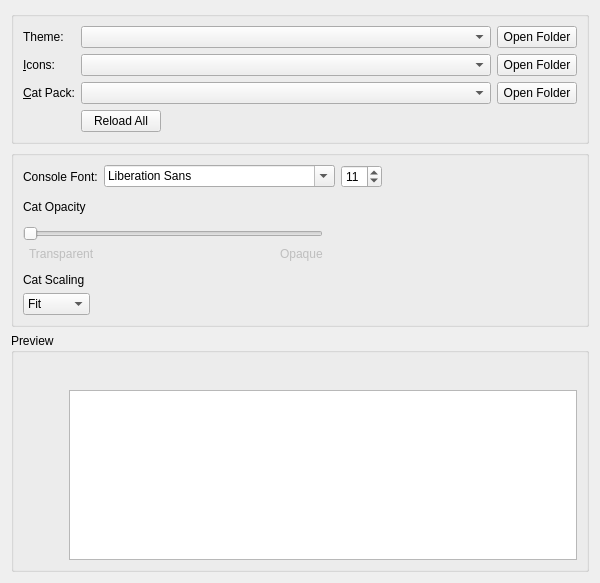
Above: Codigo fuente/PrismLauncher-develop/launcher/ui/widgets/AppearanceWidget.ui from xeodeo/xeolauncher before the change. Below: the same form after it.
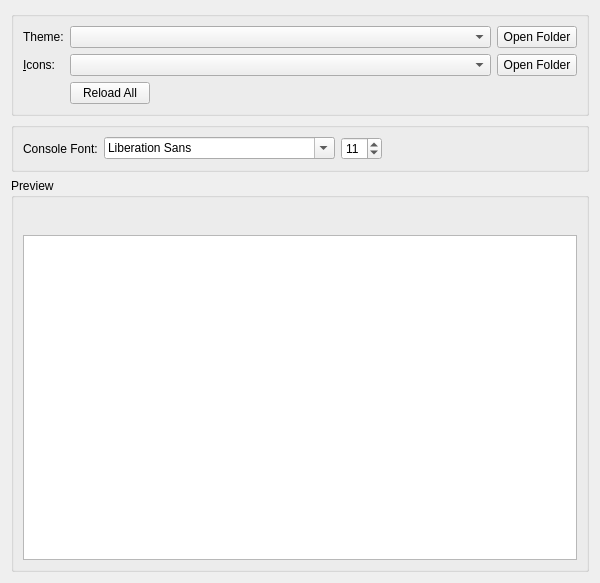
That is the form after the change. Icons and pictures are not drawn.

```diff
--- a/Codigo fuente/PrismLauncher-develop/launcher/ui/widgets/AppearanceWidget.ui
+++ b/Codigo fuente/PrismLauncher-develop/launcher/ui/widgets/AppearanceWidget.ui
@@ -28,16 +28,6 @@
      <layout class="QVBoxLayout" name="verticalLayout_2">
       <item>
        <layout class="QGridLayout" name="gridLayout">
-        <item row="2" column="3">
-         <widget class="QPushButton" name="catPackFolder">
-          <property name="toolTip">
-           <string>View cat packs folder.</string>
-          </property>
-          <property name="text">
-           <string>Open Folder</string>
-          </property>
-         </widget>
-        </item>
         <item row="0" column="3">
          <widget class="QPushButton" name="widgetStyleFolder">
           <property name="toolTip">
@@ -58,19 +48,6 @@
           </property>
          </widget>
         </item>
-        <item row="2" column="0">
-         <widget class="QLabel" name="catPackLabel">
-          <property name="text">
-           <string>&amp;Cat Pack:</string>
-          </property>
-          <property name="buddy">
-           <cstring>catPackComboBox</cstring>
-          </property>
-         </widget>
-        </item>
-        <item row="2" column="2">
-         <widget class="QComboBox" name="catPackComboBox"/>
-        </item>
         <item row="1" column="2">
          <widget class="QComboBox" name="iconsComboBox">
           <property name="sizePolicy">
@@ -187,189 +164,6 @@
         </item>
        </layout>
       </item>
-      <item>
-       <spacer name="verticalSpacer_2">
-        <property name="orientation">
-         <enum>Qt::Orientation::Vertical</enum>
-        </property>
-        <property name="sizeType">
-         <enum>QSizePolicy::Policy::Fixed</enum>
-        </property>
-        <property name="sizeHint" stdset="0">
-         <size>
-          <width>0</width>
-          <height>6</height>
-         </size>
-        </property>
-       </spacer>
-      </item>
-      <item>
-       <widget class="QLabel" name="catOpacityLabel">
-        <property name="text">
-         <string>Cat Opacity</string>
-        </property>
-       </widget>
-      </item>
-      <item>
-       <widget class="QWidget" name="widget_2" native="true">
-        <property name="maximumSize">
-         <size>
-          <width>300</width>
-          <height>16777215</height>
-         </size>
-        </property>
-        <layout class="QHBoxLayout" name="horizontalLayout_2">
-         <property name="leftMargin">
-          <number>0</number>
-         </property>
-         <property name="topMargin">
-          <number>0</number>
-         </property>
-         <property name="rightMargin">
-          <number>0</number>
-         </property>
-         <property name="bottomMargin">
-          <number>0</number>
-         </property>
-        </layout>
-       </widget>
-      </item>
-      <item>
-       <widget class="QWidget" name="widget" native="true">
-        <property name="maximumSize">
-         <size>
-          <width>300</width>
-          <height>16777215</height>
-         </size>
-        </property>
-        <layout class="QGridLayout" name="gridLayout_4">
-         <property name="leftMargin">
-          <number>0</number>
-         </property>
-         <property name="topMargin">
-          <number>0</number>
-         </property>
-         <property name="rightMargin">
-          <number>0</number>
-         </property>
-         <property name="bottomMargin">
-          <number>0</number>
-         </property>
-         <item row="3" column="3">
-          <widget class="QLabel" name="label_5">
-           <property name="enabled">
-            <bool>false</bool>
-           </property>
-           <property name="text">
-            <string>Opaque</string>
-           </property>
-          </widget>
-         </item>
-         <item row="3" column="2">
-          <spacer name="horizontalSpacer_4">
-           <property name="orientation">
-            <enum>Qt::Orientation::Horizontal</enum>
-           </property>
-           <property name="sizeHint" stdset="0">
-            <size>
-             <width>0</width>
-             <height>0</height>
-            </size>
-           </property>
-          </spacer>
-         </item>
-         <item row="3" column="1">
-          <widget class="QLabel" name="label_4">
-           <property name="enabled">
-            <bool>false</bool>
-           </property>
-           <property name="text">
-            <string>Transparent</string>
-           </property>
-          </widget>
-         </item>
-         <item row="2" column="0" colspan="4">
-          <widget class="QSlider" name="catOpacitySlider">
-           <property name="minimumSize">
-            <size>
-             <width>0</width>
-             <height>0</height>
-            </size>
-           </property>
-           <property name="maximum">
-            <number>100</number>
-           </property>
-           <property name="orientation">
-            <enum>Qt::Orientation::Horizontal</enum>
-           </property>
-          </widget>
-         </item>
-        </layout>
-       </widget>
-      </item>
-      <item>
-       <spacer name="verticalSpacer">
-        <property name="orientation">
-         <enum>Qt::Orientation::Vertical</enum>
-        </property>
-        <property name="sizeType">
-         <enum>QSizePolicy::Policy::Fixed</enum>
-        </property>
-        <property name="sizeHint" stdset="0">
-         <size>
-          <width>0</width>
-          <height>6</height>
-         </size>
-        </property>
-       </spacer>
-      </item>
-      <item>
-       <widget class="QLabel" name="catFitLabel">
-        <property name="sizePolicy">
-         <sizepolicy hsizetype="Maximum" vsizetype="Fixed">
-          <horstretch>0</horstretch>
-          <verstretch>0</verstretch>
-         </sizepolicy>
-        </property>
-        <property name="text">
-         <string>Cat Scaling</string>
-        </property>
-       </widget>
-      </item>
-      <item>
-       <widget class="QComboBox" name="catFitComboBox">
-        <property name="sizePolicy">
-         <sizepolicy hsizetype="Maximum" vsizetype="Fixed">
-          <horstretch>0</horstretch>
-          <verstretch>0</verstretch>
-         </sizepolicy>
-        </property>
-        <property name="sizeHint" stdset="0">
-         <size>
-          <width>81</width>
-          <height>32</height>
-         </size>
-        </property>
-        <property name="currentIndex">
-         <number>0</number>
-        </property>
-        <item>
-         <property name="text">
-          <string>Fit</string>
-         </property>
-        </item>
-        <item>
-         <property name="text">
-          <string>Fill</string>
-         </property>
-        </item>
-        <item>
-         <property name="text">
-          <string>Stretch</string>
-         </property>
-        </item>
-       </widget>
-      </item>
      </layout>
     </widget>
    </item>
@@ -381,31 +175,6 @@
      <layout class="QVBoxLayout" name="verticalLayout_3">
       <item>
        <layout class="QHBoxLayout" name="horizontalLayout_3">
-        <item>
-         <widget class="QPushButton" name="catPreview">
-          <property name="sizePolicy">
-           <sizepolicy hsizetype="Fixed" vsizetype="Minimum">
-            <horstretch>0</horstretch>
-            <verstretch>0</verstretch>
-           </sizepolicy>
-          </property>
-          <property name="focusPolicy">
-           <enum>Qt::FocusPolicy::NoFocus</enum>
-          </property>
-          <property name="text">
-           <string/>
-          </property>
-          <property name="iconSize">
-           <size>
-            <width>64</width>
-            <height>128</height>
-           </size>
-          </property>
-          <property name="flat">
-           <bool>true</bool>
-          </property>
-         </widget>
-        </item>
         <item>
          <layout class="QVBoxLayout" name="verticalLayout_4">
           <item>
```
Left out of the diff: 4 changed lines with no effect on the pictures.
